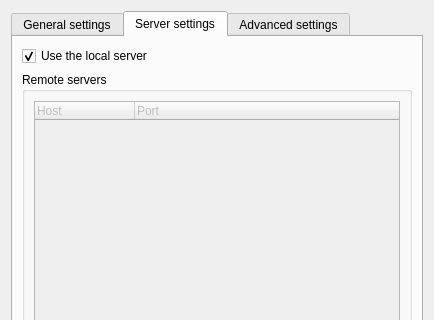
Before: the Qt Designer form gns3/modules/iou/ui/iou_preferences_page.ui in GNS3/gns3-gui, drawn with Qt 5; both pictures show x 0 to 434 and y 0 to 320 of the 434 by 508 pixel window.
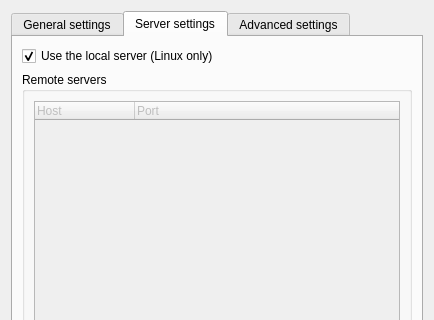
After: the same form once the commit is applied. The open tabs and pages were chosen to show the change.

The edit to the form file:
```diff
--- a/gns3/modules/iou/ui/iou_preferences_page.ui
+++ b/gns3/modules/iou/ui/iou_preferences_page.ui
@@ -126,7 +126,7 @@
        <item row="0" column="0">
         <widget class="QCheckBox" name="uiUseLocalServercheckBox">
          <property name="text">
-          <string>Use the local server</string>
+          <string>Use the local server (Linux only)</string>
          </property>
          <property name="checked">
           <bool>true</bool>
```
